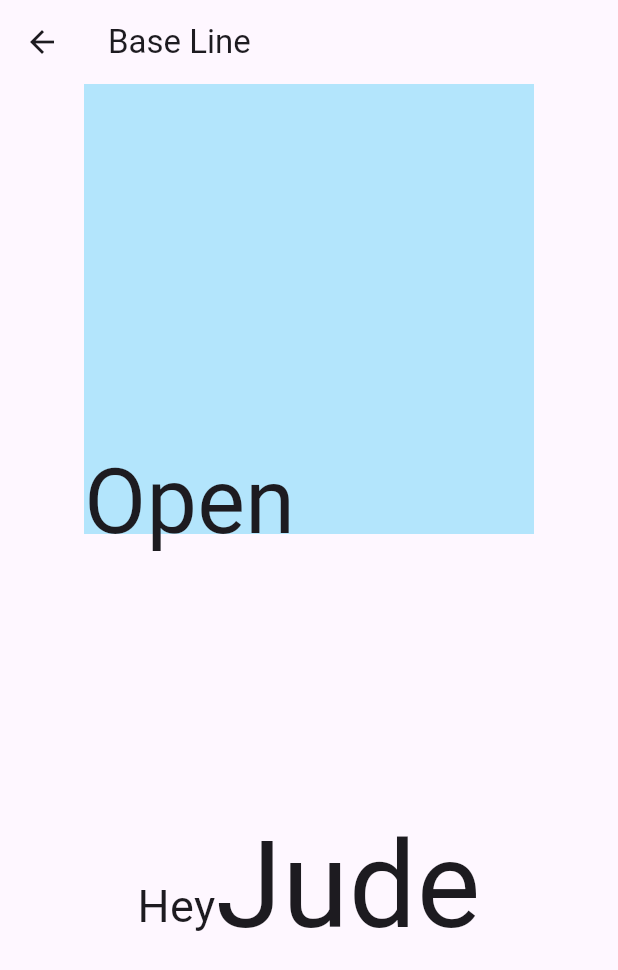
After one commit to minlwin/open-flutter-202409, a Flutter app: the screen it shows after launch, in the side drawer, after a tap on "Base Line", on a phone screen of 412 x 824 dp. The commit adds this screen. Shown: the top 970 px of the screen. Run offline on Flutter 3.47's test engine with Material 3 defaults, Android fonts, the phone set to English and light mode, and no system bars.

Commit message:
Base Line

```diff
--- a/2_layouts/ep01_basic_single_child/lib/main.dart
+++ b/2_layouts/ep01_basic_single_child/lib/main.dart
@@ -1,4 +1,5 @@
 import 'package:ep01_basic_single_child/views/alignment.view.dart';
+import 'package:ep01_basic_single_child/views/baseline.view.dart';
 import 'package:ep01_basic_single_child/views/container.view.dart';
 import 'package:ep01_basic_single_child/views/home.view.dart';
 import 'package:ep01_basic_single_child/views/padding.view.dart';
@@ -20,6 +21,7 @@ class SingleChildApp extends StatelessWidget {
         "/alighment": (_) => const AlignmentView(),
         "/padding": (_) => const PaddingView(),
         "/container": (_) => const ContainerView(),
+        "/baseline": (_) => const BaselineView()
       },
       initialRoute: "/",
     );
--- /dev/null
+++ b/2_layouts/ep01_basic_single_child/lib/views/baseline.view.dart
@@ -0,0 +1,52 @@
+import 'package:flutter/material.dart';
+
+class BaselineView extends StatelessWidget {
+  const BaselineView({super.key});
+
+  @override
+  Widget build(BuildContext context) {
+    return Scaffold(
+      appBar: AppBar(
+        title: const Text("Base Line"),
+      ),
+      body: Column(
+        children: [
+          Center(
+            child: Container(
+              width: 300,
+              height: 300,
+              color: Colors.lightBlue.shade100,
+              child: const Baseline(
+                baseline: 300,
+                baselineType: TextBaseline.alphabetic,
+                child: Text(
+                  "Open",
+                  style: TextStyle(fontSize: 60),
+                ),
+              ),
+            ),
+          ),
+          const Expanded(
+            child: Row(
+              mainAxisAlignment: MainAxisAlignment.center,
+              children: [
+                Baseline(
+                  baseline: 60,
+                  baselineType: TextBaseline.alphabetic,
+                  child: Text(
+                    "Hey",
+                    style: TextStyle(fontSize: 30),
+                  ),
+                ),
+                Text(
+                  "Jude",
+                  style: TextStyle(fontSize: 80),
+                ),
+              ],
+            ),
+          )
+        ],
+      ),
+    );
+  }
+}
--- a/2_layouts/ep01_basic_single_child/lib/views/home.view.dart
+++ b/2_layouts/ep01_basic_single_child/lib/views/home.view.dart
@@ -58,8 +58,9 @@ class SideBarMenu extends StatelessWidget {
             title: const Text("Container"),
             onTap: () => Navigator.of(context).pushNamed("/container"),
           ),
-          const ListTile(
-            title: Text("Base Line"),
+          ListTile(
+            title: const Text("Base Line"),
+            onTap: () => Navigator.of(context).pushNamed("/baseline"),
           ),
           const ListTile(
             title: Text("Transform"),
```
